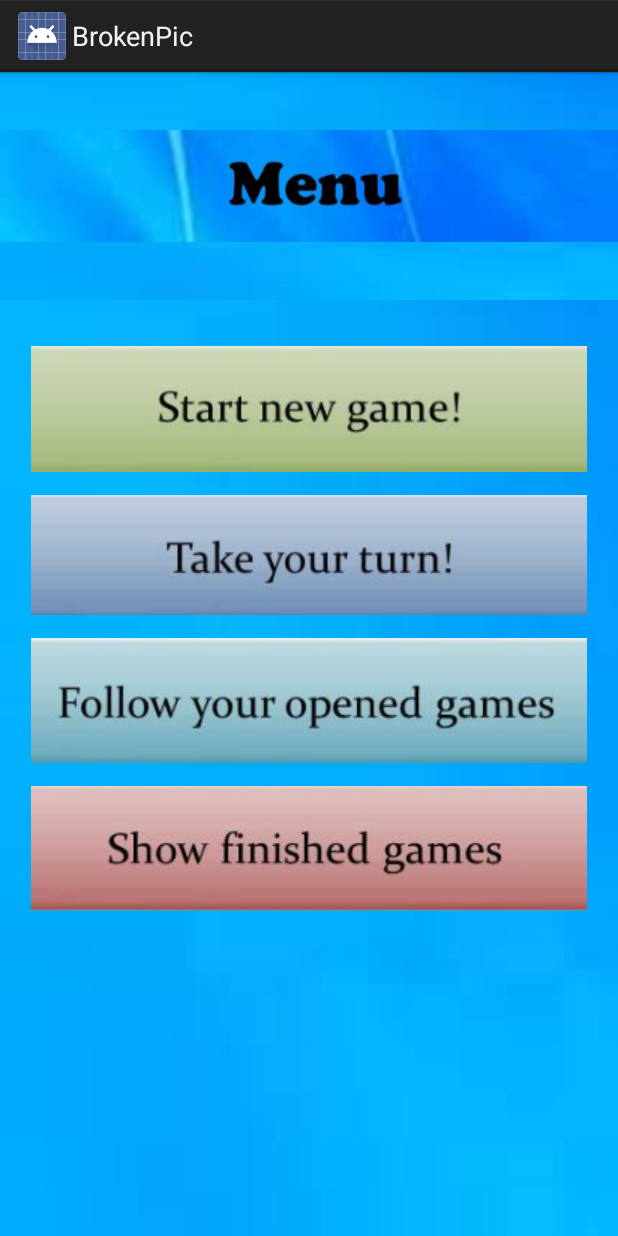
After one commit to orgafni/BrokenPic, an Android app: the fragment MenuFragment shown on its own in the app's theme, on a phone screen of 412 x 824 dp. The commit adds this screen. Run offline under Robolectric (Android 15) with nearby library versions, the phone set to English and light mode, and no system bars.

Commit message:
finish menu screen

```diff
--- /dev/null
+++ b/app/src/main/java/com/brokenpicinc/brokenpic/MenuFragment.java
@@ -0,0 +1,30 @@
+package com.brokenpicinc.brokenpic;
+
+
+import android.app.Fragment;
+import android.os.Bundle;
+
+import android.view.LayoutInflater;
+import android.view.View;
+import android.view.ViewGroup;
+
+
+/**
+ * A simple {@link Fragment} subclass.
+ */
+public class MenuFragment extends Fragment {
+
+
+    public MenuFragment() {
+        // Required empty public constructor
+    }
+
+
+    @Override
+    public View onCreateView(LayoutInflater inflater, ViewGroup container,
+                             Bundle savedInstanceState) {
+        // Inflate the layout for this fragment
+        return inflater.inflate(R.layout.fragment_menu, container, false);
+    }
+
+}
--- /dev/null
+++ b/app/src/main/res/layout/fragment_menu.xml
@@ -0,0 +1,82 @@
+<FrameLayout xmlns:android="http://schemas.android.com/apk/res/android"
+    xmlns:tools="http://schemas.android.com/tools"
+    android:layout_width="match_parent"
+    android:layout_height="match_parent"
+    tools:context="com.brokenpicinc.brokenpic.MenuFragment"
+    android:background="@drawable/broken_pic_logo_bg">
+
+    <LinearLayout
+        android:layout_width="match_parent"
+        android:layout_height="match_parent"
+        android:orientation="vertical"
+        android:weightSum="100">
+
+        <ImageView
+            android:layout_width="match_parent"
+            android:layout_height="0dp"
+            android:layout_weight="20"
+            android:src="@drawable/menu_logo"
+            android:background="@drawable/broken_pic_logo_bg"
+            />
+
+        <LinearLayout
+
+            android:layout_marginTop="15dp"
+            android:layout_width="match_parent"
+            android:layout_height="0dp"
+            android:layout_weight="80"
+            android:orientation="horizontal"
+            android:gravity="center_horizontal"
+            android:weightSum="100">
+            <LinearLayout
+                android:layout_width="0dp"
+                android:layout_weight="90"
+                android:layout_height="wrap_content"
+                android:orientation="vertical"
+                android:gravity="center_horizontal"
+                android:weightSum="100">
+
+                    <ImageButton
+                        style="@style/MenuPaddingTopStyle"
+                        android:id="@+id/start_new_game_btn"
+                        android:layout_width="match_parent"
+                        android:layout_weight="25"
+                        android:layout_height="0dp"
+                        android:src="@drawable/start_new_game_btn"
+                        android:background="@color/colorWhite"/>
+
+                    <ImageButton
+                        style="@style/MenuPaddingTopStyle"
+                        android:id="@+id/take_your_turn_btn"
+                        android:layout_width="match_parent"
+                        android:layout_weight="25"
+                        android:layout_height="0dp"
+                        android:src="@drawable/take_your_turn_btn"
+                        android:background="@color/colorWhite"/>
+
+                    <ImageButton
+                        style="@style/MenuPaddingTopStyle"
+                        android:id="@+id/follow_your_opened_games_btn"
+                        android:layout_width="match_parent"
+                        android:layout_weight="25"
+                        android:layout_height="0dp"
+                        android:src="@drawable/follow_your_opened_games_btn"
+                        android:background="@color/colorWhite"/>
+
+                    <ImageButton
+                        style="@style/MenuPaddingTopStyle"
+                        android:id="@+id/show_finished_games"
+                        android:layout_width="match_parent"
+                        android:layout_weight="25"
+                        android:layout_height="0dp"
+                        android:src="@drawable/show_finished_games"
+                        android:background="@color/colorWhite"/>
+
+
+                </LinearLayout>
+
+        </LinearLayout>
+
+    </LinearLayout>
+
+</FrameLayout>
--- a/app/src/main/res/values/styles.xml
+++ b/app/src/main/res/values/styles.xml
@@ -10,5 +10,9 @@
         <!-- Customize your theme here. -->
     </style>
 
+    <style name="MenuPaddingTopStyle">
+        <item name="android:layout_marginTop">15dp</item>
+        <!-- Customize your theme here. -->
+    </style>
 
 </resources>
```
Also changed, not shown: app/src/main/res/drawable/follow_your_opened_games_btn.png (added), app/src/main/res/drawable/menu_logo.png (added), app/src/main/res/drawable/show_finished_games.png (added), app/src/main/res/drawable/start_new_game_btn.png (added), app/src/main/res/drawable/take_your_turn_btn.png (added).
